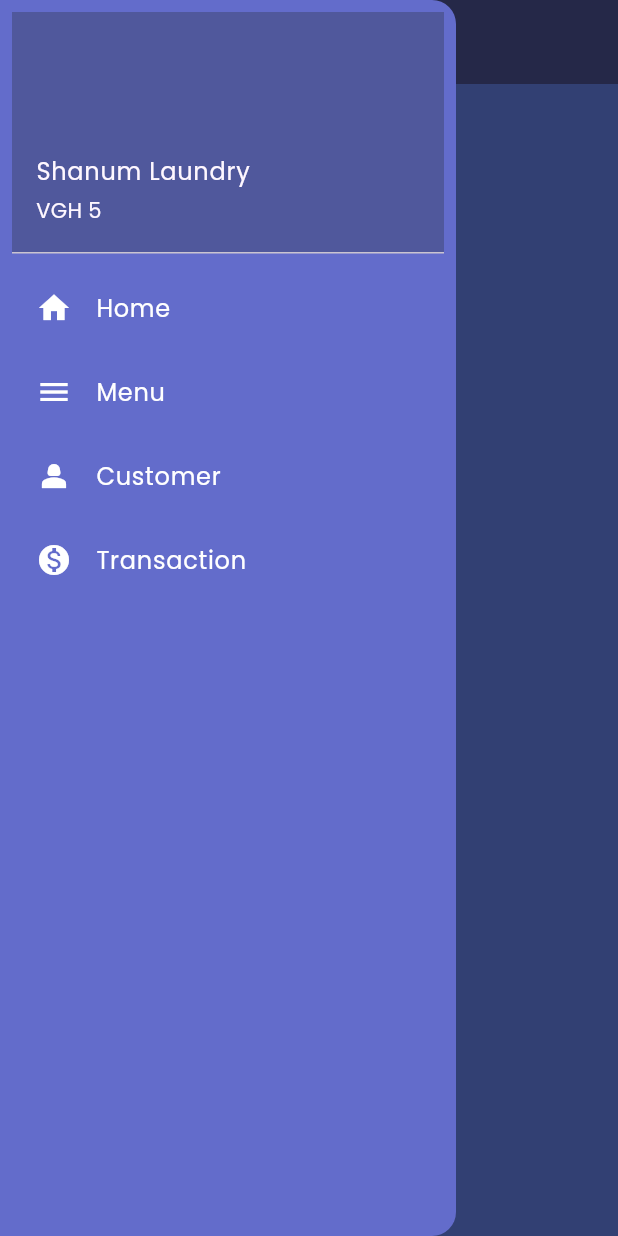
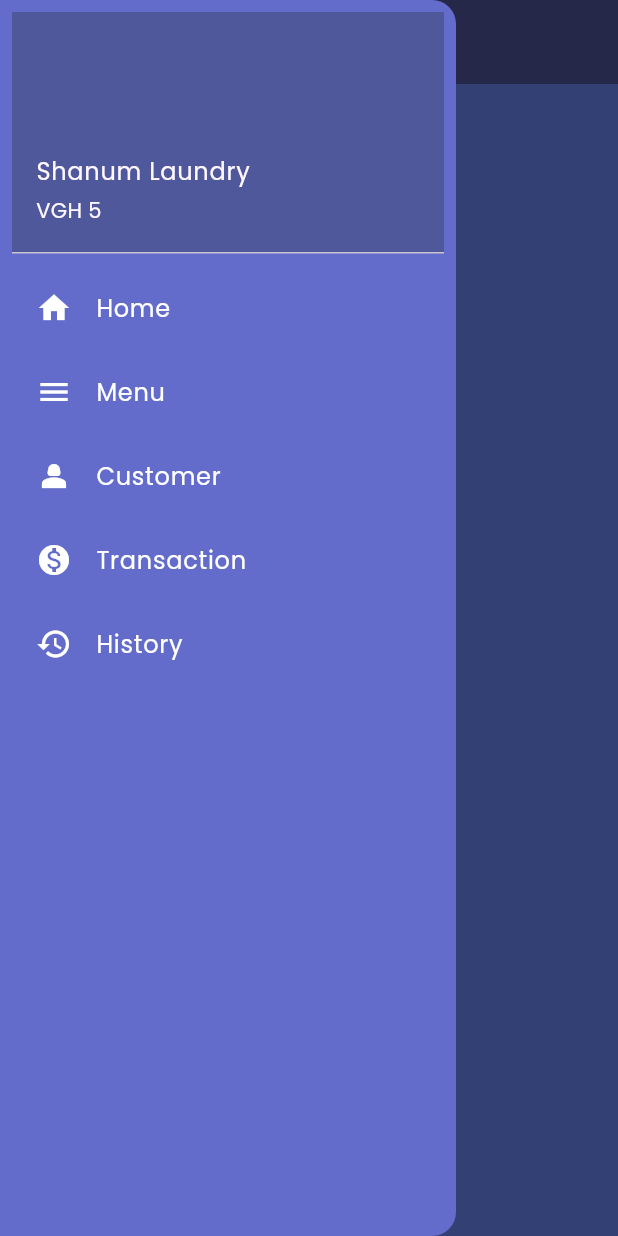
Before and after one commit to naufal-faiz/laundry-s-cashier, a Flutter app: the screen it shows after launch, with the side drawer open, on a phone screen of 412 x 824 dp. Run offline on Flutter 3.47's test engine with Material 3 defaults, Android fonts, the phone set to English and light mode, and no system bars.

Commit message:
Perbaikan pagi

```diff
--- a/lib/main.dart
+++ b/lib/main.dart
@@ -1,7 +1,8 @@
-import 'package:aplikasi_kasir/screens/homepage.dart';
-import 'package:aplikasi_kasir/screens/menu.dart';
-import 'package:aplikasi_kasir/screens/customer.dart';
-import 'package:aplikasi_kasir/screens/transaction.dart';
+import 'package:aplikasi_kasir/screens/history_screen.dart';
+import 'package:aplikasi_kasir/screens/home_screen.dart';
+import 'package:aplikasi_kasir/screens/menu/menu_screen.dart';
+import 'package:aplikasi_kasir/screens/customer/customer_screen.dart';
+import 'package:aplikasi_kasir/screens/transaction/transaction.dart';
 import 'package:flutter/material.dart';
 
 var primaryClr = const Color.fromRGBO(60, 70, 123, 100);
@@ -21,6 +22,7 @@ class CashierApp extends StatelessWidget {
       theme: ThemeData(
         primarySwatch: Colors.purple,
         appBarTheme: AppBarTheme(
+          centerTitle: true,
           backgroundColor: secondaryClr,
           foregroundColor: Colors.white,
           titleTextStyle: TextStyle(
@@ -32,12 +34,13 @@ class CashierApp extends StatelessWidget {
         fontFamily: 'Poppins',
         scaffoldBackgroundColor: fourthClr,
       ),
-      home: HomePage(),
+      home: HomeScreen(),
       routes: {
-        '/home': (context) => HomePage(),
-        '/customer': (context) => CustomerPage(),
-        '/menu': (context) => MenuPage(),
+        '/home': (context) => HomeScreen(),
+        '/customer': (context) => CustomerScreen(),
+        '/menu': (context) => MenuScreen(),
         '/transaction': (context) => Transaction(),
+        '/history': (context) => HistoryScreen(),
       },
     );
   }
--- a/lib/models/history.dart
+++ b/lib/models/history.dart
@@ -3,12 +3,21 @@ import 'package:aplikasi_kasir/models/menu.dart';
 
 class History {
   String id;
-  // Customer customerId;
-  // Menu menuId;
-  String customerId;
-  String menuId;
+  Customer customerId;
+  Menu menuId;
 
   History({required this.id, required this.customerId, required this.menuId});
 }
 
-List<History> historyList = [History(id: "1", customerId: "1", menuId: "1")];
+List<History> historyList = [
+  History(
+    id: "1",
+    customerId: customerList.firstWhere((customer) => customer.id == "1"),
+    menuId: menuList.firstWhere((menu) => menu.id == "2"),
+  ),
+  History(
+    id: "2",
+    customerId: customerList.firstWhere((customer) => customer.id == "2"),
+    menuId: menuList.firstWhere((menu) => menu.id == "3"),
+  ),
+];
--- a/lib/screens/homepage.dart
+++ b/lib/screens/home_screen.dart
@@ -1,8 +1,8 @@
 import 'package:flutter/material.dart';
 import 'package:aplikasi_kasir/widgets/sidebar.dart';
 
-class HomePage extends StatelessWidget {
-  const HomePage({super.key});
+class HomeScreen extends StatelessWidget {
+  const HomeScreen({super.key});
 
   @override
   Widget build(BuildContext context) {
--- a/lib/widgets/sidebar.dart
+++ b/lib/widgets/sidebar.dart
@@ -44,6 +44,13 @@ class Sidebar extends StatelessWidget {
               Navigator.pushNamed(context, '/transaction');
             },
           ),
+          ListTile(
+            leading: Icon(Icons.history, color: Colors.white),
+            title: Text("History", style: TextStyle(color: Colors.white)),
+            onTap: () {
+              Navigator.pushNamed(context, '/history');
+            },
+          ),
         ],
       ),
     );
--- a/pubspec.yaml
+++ b/pubspec.yaml
@@ -77,8 +77,6 @@ flutter:
     - family: Poppins
       fonts:
         - asset: assets/fonts/Poppins-Regular.ttf
-        - asset: assets/fonts/Poppins-Bold.ttf
-        - asset: assets/fonts/Poppins-Italic.ttf
   #   - family: Trajan Pro
   #     fonts:
   #       - asset: fonts/TrajanPro.ttf
```
Also changed, not shown: lib/screens/customer/customer_edit_screen.dart (added, +13 -0 lines), lib/screens/customer/customer_form.dart (added, +10 -0 lines), lib/screens/customer/customer_screen.dart (renamed from lib/screens/customer.dart, +12 -2 lines), lib/screens/history_screen.dart (renamed from lib/screens/history.dart, +6 -3 lines), lib/screens/menu/menu_form.dart (added, +10 -0 lines), lib/screens/menu/menu_screen.dart (renamed from lib/screens/menu.dart, +12 -2 lines), lib/widgets/customer_card.dart (+9 -1 lines), lib/widgets/history_card.dart (added, +61 -0 lines), lib/screens/transaction/transaction.dart (renamed from lib/screens/transaction.dart), pubspec.lock, 1 other file.
